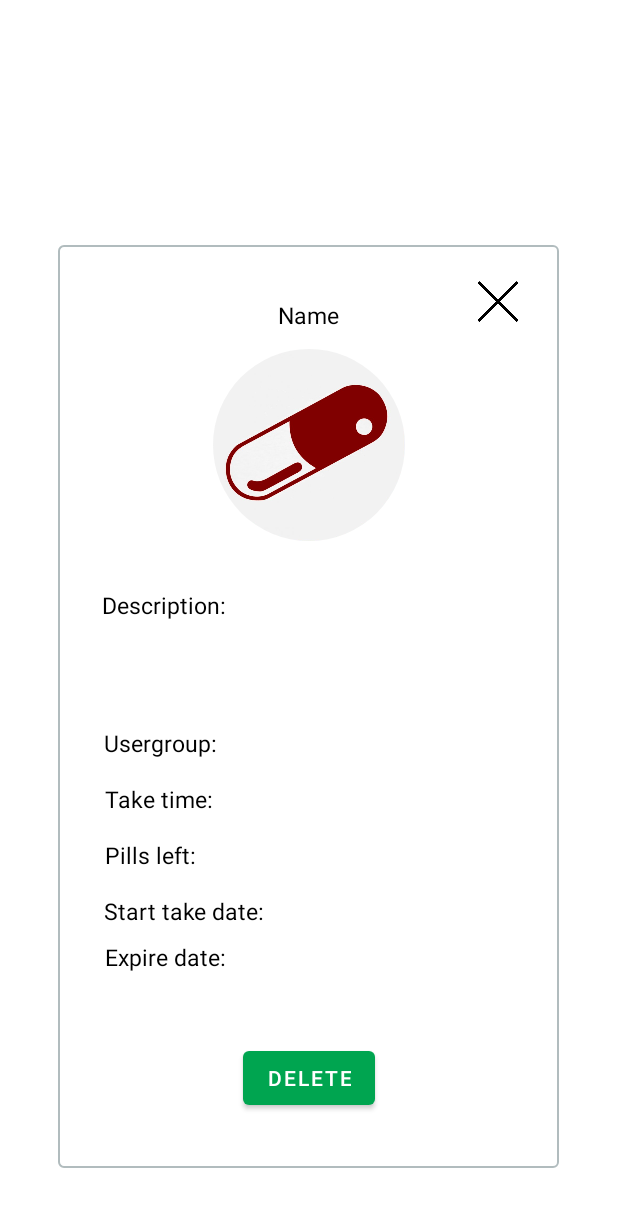
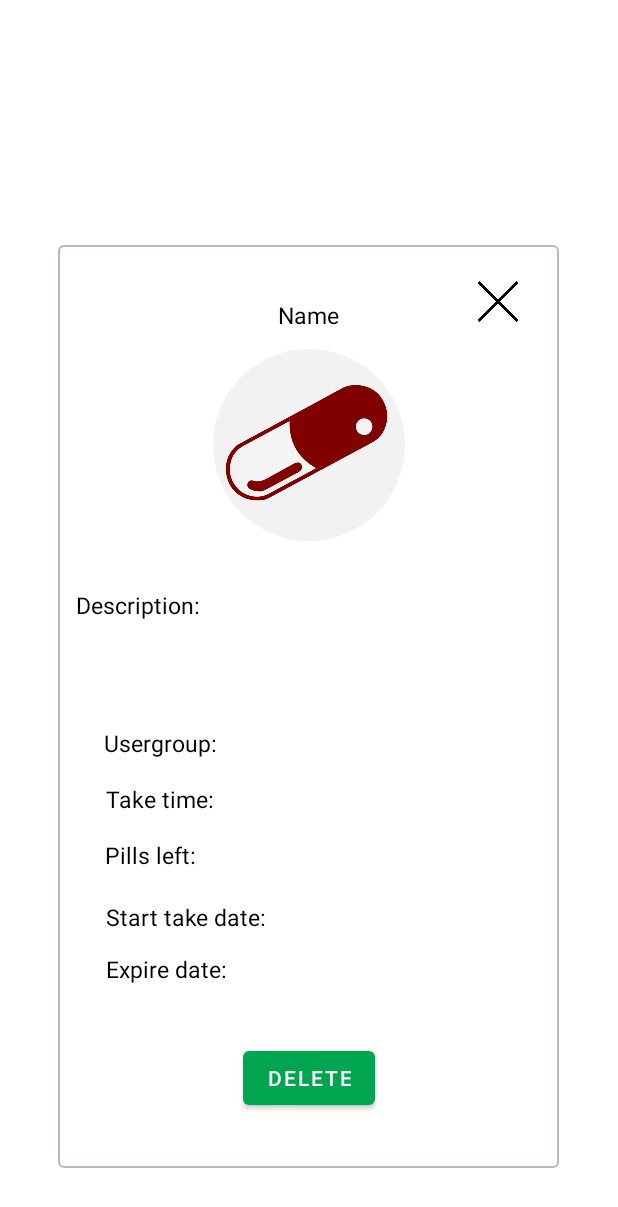
Before and after one commit to drdolgosheev/organizer-client, an Android app: the layout activity_drug_info_card.xml on its own in the app's theme, with its tools: preview values and no code run, on a phone screen of 412 x 824 dp. Shown: the top 1207 px of the screen. Run offline under Robolectric (Android 15) with nearby library versions, the light colour scheme and no system bars.

Commit message:
drug card logic done

```diff
--- a/app/src/main/res/layout/activity_drug_info_card.xml
+++ b/app/src/main/res/layout/activity_drug_info_card.xml
@@ -58,12 +58,12 @@ tools:context=".activities.DrugInfoCard">
             android:id="@+id/drug_info_user_take_time_text_view"
             android:layout_width="wrap_content"
             android:layout_height="wrap_content"
+            android:layout_marginStart="32dp"
+            android:layout_marginLeft="32dp"
             android:layout_marginTop="16dp"
             android:text="Take time: "
             android:textColor="#000"
             android:textSize="15sp"
-            app:layout_constraintEnd_toEndOf="parent"
-            app:layout_constraintHorizontal_bias="0.122"
             app:layout_constraintStart_toStartOf="parent"
             app:layout_constraintTop_toBottomOf="@+id/drug_info_user_group_text_view" />
 
@@ -84,12 +84,12 @@ tools:context=".activities.DrugInfoCard">
             android:id="@+id/drug_info_user_exp_date_text_view"
             android:layout_width="wrap_content"
             android:layout_height="wrap_content"
-            android:layout_marginTop="464dp"
+            android:layout_marginStart="32dp"
+            android:layout_marginLeft="32dp"
+            android:layout_marginTop="472dp"
             android:text="Expire date: "
             android:textColor="#000"
             android:textSize="15sp"
-            app:layout_constraintEnd_toEndOf="parent"
-            app:layout_constraintHorizontal_bias="0.126"
             app:layout_constraintStart_toStartOf="parent"
             app:layout_constraintTop_toTopOf="parent" />
 
@@ -118,12 +118,12 @@ tools:context=".activities.DrugInfoCard">
             android:id="@+id/drug_info_descr"
             android:layout_width="wrap_content"
             android:layout_height="wrap_content"
+            android:layout_marginStart="12dp"
+            android:layout_marginLeft="12dp"
             android:layout_marginTop="32dp"
             android:text="Description: "
             android:textColor="#000"
             android:textSize="15sp"
-            app:layout_constraintEnd_toEndOf="parent"
-            app:layout_constraintHorizontal_bias="0.119"
             app:layout_constraintStart_toStartOf="parent"
             app:layout_constraintTop_toBottomOf="@+id/drug_image" />
 
@@ -131,12 +131,12 @@ tools:context=".activities.DrugInfoCard">
             android:id="@+id/drug_info_start_take_date"
             android:layout_width="wrap_content"
             android:layout_height="wrap_content"
-            android:layout_marginTop="16dp"
+            android:layout_marginStart="32dp"
+            android:layout_marginLeft="32dp"
+            android:layout_marginTop="20dp"
             android:text="Start take date: "
             android:textColor="#000"
             android:textSize="15sp"
-            app:layout_constraintEnd_toEndOf="parent"
-            app:layout_constraintHorizontal_bias="0.139"
             app:layout_constraintStart_toStartOf="parent"
             app:layout_constraintTop_toBottomOf="@+id/drug_info_user_pills_num_text_view" />
 
```
Also changed, not shown: app/src/main/java/com/hse/organazer_client/activities/DrugInfoCard.java (+20 -19 lines), app/src/main/java/com/hse/organazer_client/entities/dto/DatesDto.java (added, +18 -0 lines), app/src/main/java/com/hse/organazer_client/entities/dto/StringDto.java (added, +15 -0 lines).
